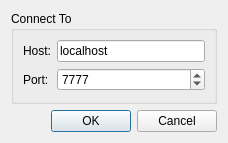
google-code-export/dviz, file src/viewer/ConnectDialog.ui: the form before one commit.
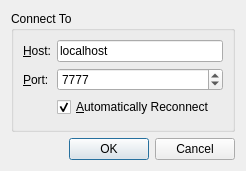
The form after the commit.

Patch:
```diff
--- a/src/viewer/ConnectDialog.ui
+++ b/src/viewer/ConnectDialog.ui
@@ -6,8 +6,8 @@
    <rect>
     <x>0</x>
     <y>0</y>
-    <width>228</width>
-    <height>143</height>
+    <width>246</width>
+    <height>171</height>
    </rect>
   </property>
   <property name="windowTitle">
@@ -23,7 +23,10 @@
       <item row="0" column="0">
        <widget class="QLabel" name="label">
         <property name="text">
-         <string>Host:</string>
+         <string>&amp;Host:</string>
+        </property>
+        <property name="buddy">
+         <cstring>host</cstring>
         </property>
        </widget>
       </item>
@@ -37,7 +40,10 @@
       <item row="1" column="0">
        <widget class="QLabel" name="label_2">
         <property name="text">
-         <string>Port:</string>
+         <string>&amp;Port:</string>
+        </property>
+        <property name="buddy">
+         <cstring>port</cstring>
         </property>
        </widget>
       </item>
@@ -54,6 +60,16 @@
         </property>
        </widget>
       </item>
+      <item row="2" column="1">
+       <widget class="QCheckBox" name="reconnect">
+        <property name="text">
+         <string>&amp;Automatically Reconnect</string>
+        </property>
+        <property name="checked">
+         <bool>true</bool>
+        </property>
+       </widget>
+      </item>
      </layout>
     </widget>
    </item>
```
Left out of the diff: 8 changed lines with no effect on the pictures.
